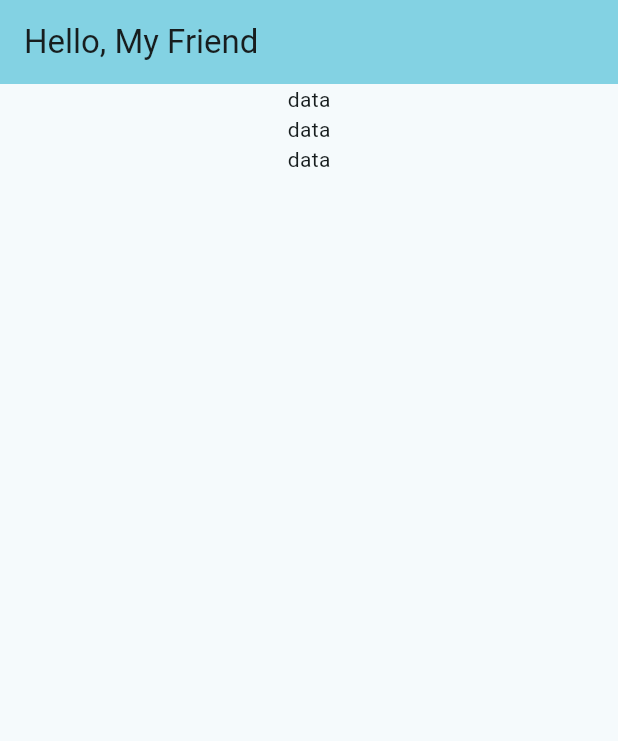
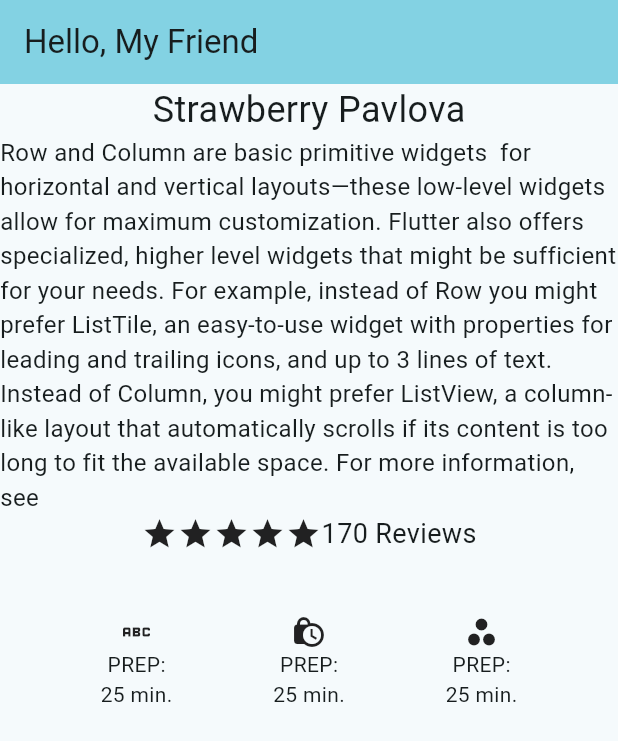
Before and after one commit to JERMANYS7/https---github.com-JERMANYS7-MY_flutter, a Flutter app: the screen it shows after launch, on a phone screen of 412 x 824 dp. Shown: the top 741 px of the screen. Run offline on Flutter 3.47's test engine with Material 3 defaults, Android fonts, the phone set to English and light mode, and no system bars.

Commit message:
Final Project

```diff
--- a/lib/my_home_page.dart
+++ b/lib/my_home_page.dart
@@ -1,4 +1,6 @@
+import 'package:flutter/cupertino.dart';
 import 'package:flutter/material.dart';
+import 'package:flutter/widgets.dart';
 
 class MyHomePage extends StatefulWidget {
   const MyHomePage({super.key, required this.title});
@@ -20,14 +22,64 @@ class _MyHomePageState extends State<MyHomePage> {
         backgroundColor: Theme.of(context).colorScheme.inversePrimary,
         title: const Text("Hello, My Friend"),
       ),
-    body: const Center(
-      child: Column(
-        children: [
-          Text("data"),
-          Text("data"),
-          Text("data"),
+    body: const Column(
+      mainAxisAlignment: MainAxisAlignment.start,
+        children: <Widget>[
+          Center(
+            child: Text(
+              "Strawberry Pavlova",
+              style: TextStyle(fontSize: 24),
+            )
+            ),
+
+            Center(
+              child:Text(
+              "Row and Column are basic primitive widgets  for horizontal and vertical layouts—these low-level widgets allow for maximum customization. Flutter also offers specialized, higher level widgets that might be sufficient for your needs. For example, instead of Row you might prefer ListTile, an easy-to-use widget with properties for leading and trailing icons, and up to 3 lines of text. Instead of Column, you might prefer ListView, a column-like layout that automatically scrolls if its content is too long to fit the available space. For more information, see",
+              style: TextStyle(fontSize: 16),
+              )
+              ),
+              Row(
+                mainAxisAlignment: MainAxisAlignment.center,
+                children: [
+                  Icon(Icons.star),
+                  Icon(Icons.star),
+                  Icon(Icons.star),
+                  Icon(Icons.star),
+                  Icon(Icons.star),
+                  Text(
+                    "170 Reviews",
+                    style: TextStyle(fontSize: 18),
+                  )
+                ],
+              ),
+              SizedBox(
+                height: 40,
+              ),
+              Row(mainAxisAlignment: MainAxisAlignment.spaceEvenly,
+              children: [
+                Column(
+                  children: [
+                    Icon(Icons.abc),
+                    Text("PREP:"),
+                    Text("25 min."),
+                  ],
+                ),
+                Column(
+                  children: [
+                    Icon(Icons.lock_clock),
+                    Text("PREP:"),
+                    Text("25 min."),
+                  ],
+                  ),
+                  Column(
+                  children: [
+                    Icon(Icons.spoke_rounded),
+                    Text("PREP:"),
+                    Text("25 min."),
+                  ],
+                  ),
+              ],)
         ],
-      ),
       ),
     );
   }
```
